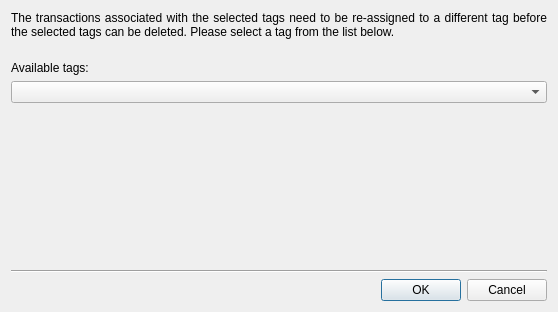
The window that kmymoney/dialogs/ktagreassigndlg.ui (KDE/kmymoney) describes before a commit, drawn with Qt 5.
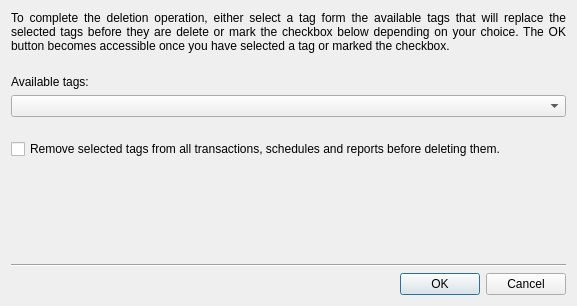
The same window after the commit.

Commit message:
Allow completely deleting tags without prior reassignment
FEATURE: 420114
GUI:

What changed in the file:
```diff
--- a/kmymoney/dialogs/ktagreassigndlg.ui
+++ b/kmymoney/dialogs/ktagreassigndlg.ui
@@ -6,8 +6,8 @@
    <rect>
     <x>0</x>
     <y>0</y>
-    <width>558</width>
-    <height>312</height>
+    <width>577</width>
+    <height>306</height>
    </rect>
   </property>
   <property name="windowTitle">
@@ -21,6 +21,27 @@
   </property>
   <layout class="QVBoxLayout">
    <item>
+    <widget class="QWidget" name="tagSelectionGroup" native="true">
+     <property name="minimumSize">
+      <size>
+       <width>0</width>
+       <height>0</height>
+      </size>
+     </property>
+     <layout class="QVBoxLayout" name="verticalLayout">
+      <property name="leftMargin">
+       <number>0</number>
+      </property>
+      <property name="topMargin">
+       <number>0</number>
+      </property>
+      <property name="rightMargin">
+       <number>0</number>
+      </property>
+      <property name="bottomMargin">
+       <number>0</number>
+      </property>
+      <item>
     <widget class="QLabel" name="textLabel1">
      <property name="minimumSize">
       <size>
@@ -29,7 +50,7 @@
       </size>
      </property>
      <property name="text">
-      <string>The transactions associated with the selected tags need to be re-assigned to a different tag before the selected tags can be deleted. Please select a tag from the list below.</string>
+         <string>To complete the deletion operation, either select a tag form the available tags that will replace the selected tags before they are delete or mark the checkbox below depending on your choice. The OK button becomes accessible once you have selected a tag or marked the checkbox.</string>
      </property>
      <property name="alignment">
       <set>Qt::AlignJustify|Qt::AlignTop</set>
@@ -40,13 +61,10 @@
     </widget>
    </item>
    <item>
-    <spacer name="spacer8">
+       <spacer name="verticalSpacer">
      <property name="orientation">
       <enum>Qt::Vertical</enum>
      </property>
-     <property name="sizeType">
-      <enum>QSizePolicy::Fixed</enum>
-     </property>
      <property name="sizeHint" stdset="0">
       <size>
        <width>20</width>
@@ -66,7 +84,33 @@
     </widget>
    </item>
    <item>
-    <widget class="QComboBox" name="tagCombo" native="true"/>
+       <widget class="QComboBox" name="tagCombo"/>
+      </item>
+     </layout>
+    </widget>
+   </item>
+   <item>
+    <spacer name="spacer8">
+     <property name="orientation">
+      <enum>Qt::Vertical</enum>
+     </property>
+     <property name="sizeType">
+      <enum>QSizePolicy::Fixed</enum>
+     </property>
+     <property name="sizeHint" stdset="0">
+      <size>
+       <width>20</width>
+       <height>16</height>
+      </size>
+     </property>
+    </spacer>
+   </item>
+   <item>
+    <widget class="QCheckBox" name="removeCheckBox">
+     <property name="text">
+      <string>Remove selected tags from all transactions, schedules and reports before deleting them.</string>
+     </property>
+    </widget>
    </item>
    <item>
     <spacer name="spacer9">
```
Left out of the diff: 23 changed lines with no effect on the pictures. Lines whose indentation alone changed are shown as unchanged. The commit also changes 3 other files.
